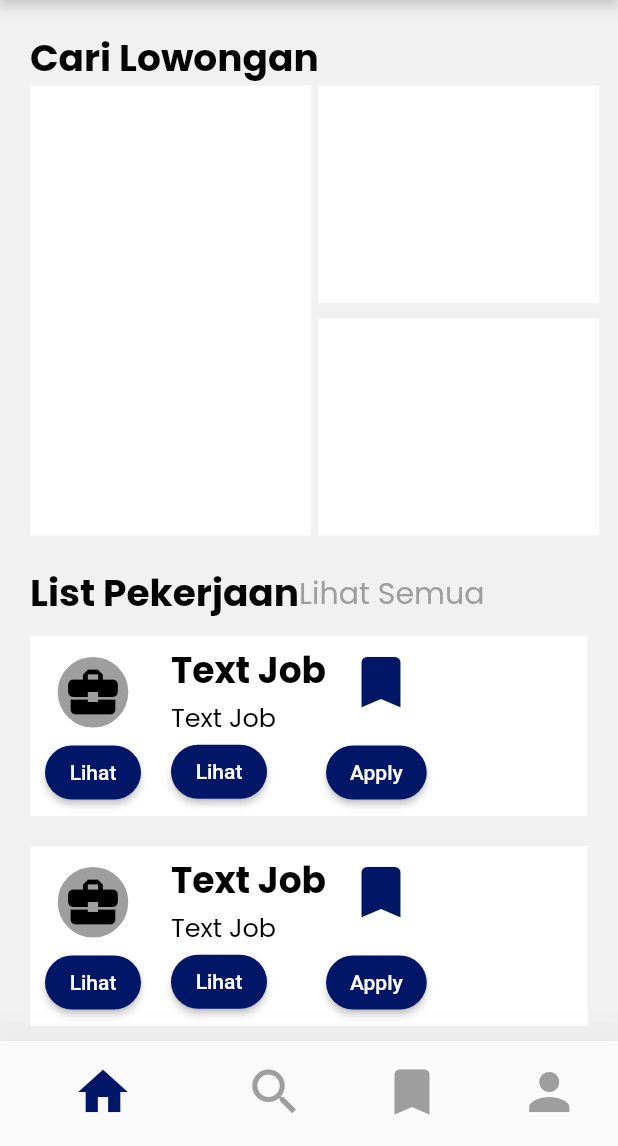
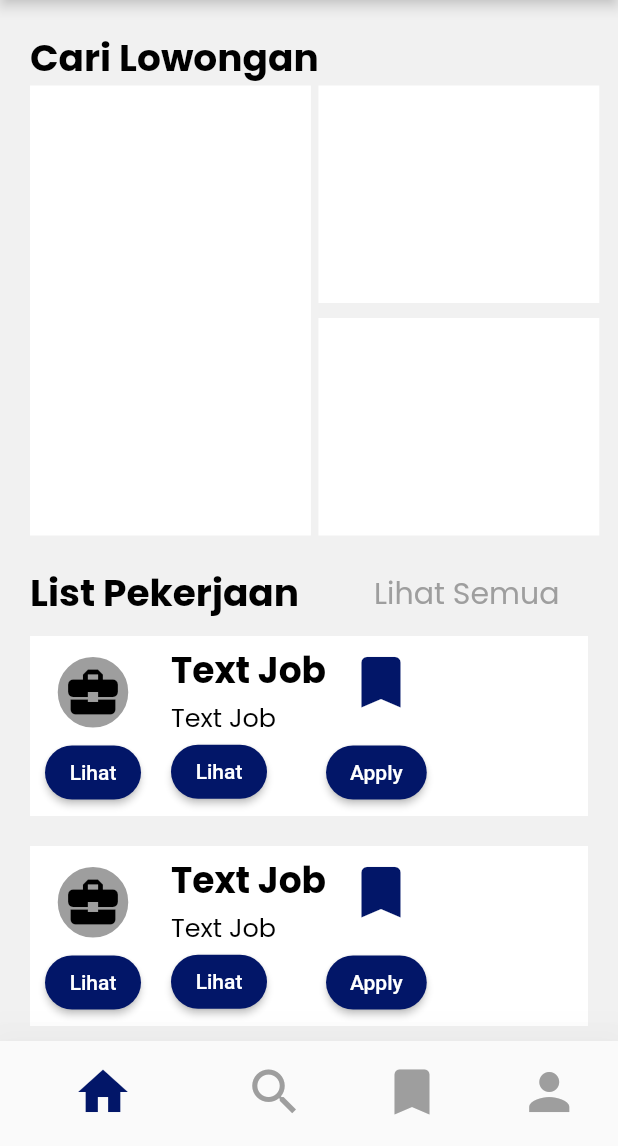
Before and after one commit to ardianhilmip35/coba_mobile_go_job, a Flutter app: the screen it shows after launch, scrolled down 301 dp, on a phone screen of 412 x 824 dp, the part 90-1236 px from its top. Run offline on Flutter 3.47's test engine with Material 2 defaults, Android fonts, the phone set to English and light mode, and no system bars; our stand-ins replace google_fonts.

Commit message:
galuh commit

```diff
--- a/lib/pages/dashboard.dart
+++ b/lib/pages/dashboard.dart
@@ -167,6 +167,7 @@ class _DashboardState extends State<Dashboard> {
                                   color: Colors.black),
                             ),
                           ),
+                          Padding(padding: EdgeInsets.only(right: 50)),
                           Container(
                             child: Text(
                               "Lihat Semua",
```
